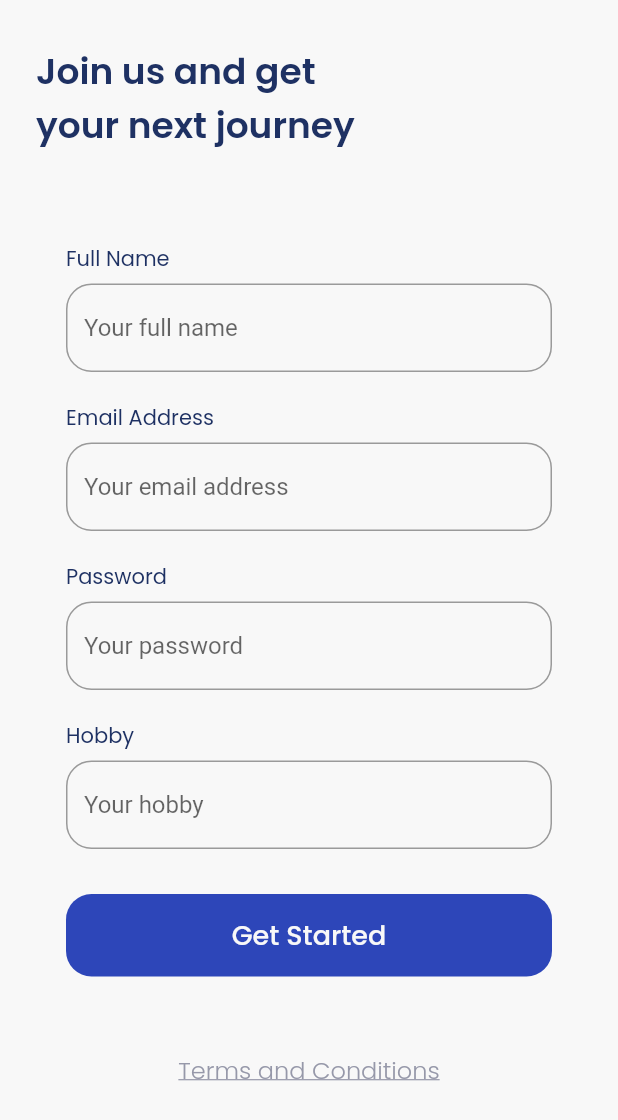
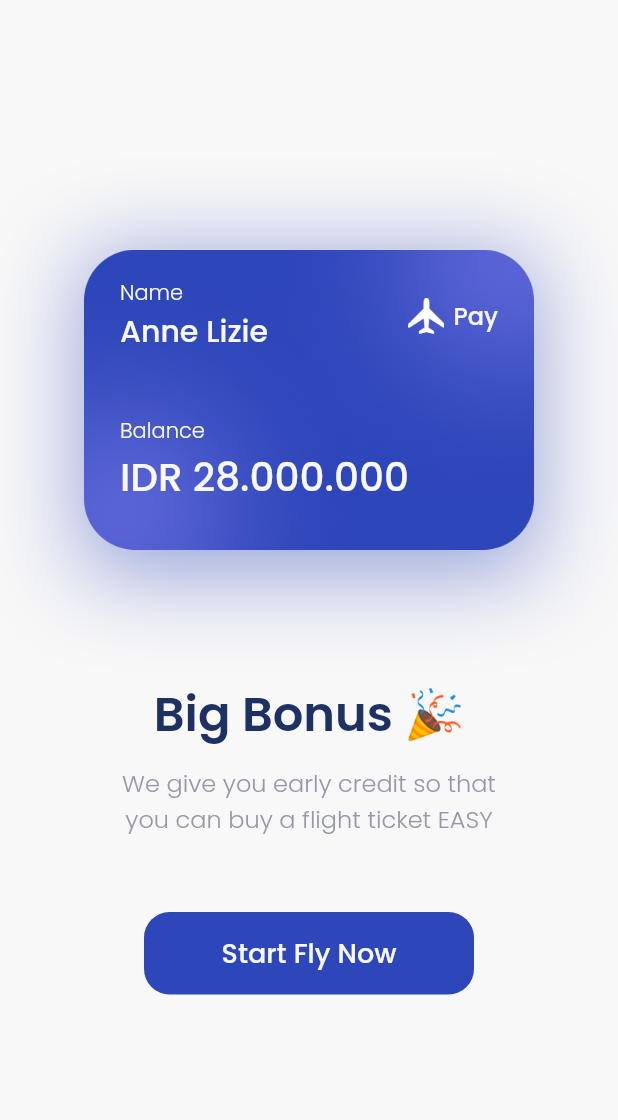
Before and after one commit to saydinaambiya/easyways_app, a Flutter app: the SignUpPage screen opened by its route, after a tap on "Get Started", on a phone screen of 412 x 824 dp. Shown: the top 1120 px of the screen. Run offline on Flutter 3.47's test engine with Material 2 defaults, Android fonts, the phone set to English and light mode, and no system bars; our stand-ins replace google_fonts.

Commit message:
create bonus page

```diff
--- a/lib/main.dart
+++ b/lib/main.dart
@@ -1,3 +1,4 @@
+import 'package:easyplane_app/ui/pages/bonus_page.dart';
 import 'package:easyplane_app/ui/pages/get_started.dart';
 import 'package:easyplane_app/ui/pages/signup_page.dart';
 import 'package:flutter/material.dart';
@@ -16,7 +17,8 @@ class MyApp extends StatelessWidget {
       routes: {
         '/': (context) => const SplashPage(),
         '/getStarted': (context) => const GetStartedPage(),
-        '/signUp': (context) => const SignUpPage(),
+        '/signup': (context) => const SignUpPage(),
+        '/bonus': (context) => const BonusPage(),
       },
     );
   }
--- /dev/null
+++ b/lib/ui/pages/bonus_page.dart
@@ -0,0 +1,165 @@
+import 'package:easyplane_app/shared/theme.dart';
+import 'package:flutter/material.dart';
+
+class BonusPage extends StatelessWidget {
+  const BonusPage({Key? key}) : super(key: key);
+
+  @override
+  Widget build(BuildContext context) {
+    //bonus card
+    Widget bonusCard() {
+      return Container(
+        width: 300,
+        height: 211,
+        padding: EdgeInsets.all(defaultMargin),
+        decoration: BoxDecoration(
+          image: const DecorationImage(
+            image: AssetImage(
+              'assets/images/card_image.png',
+            ),
+          ),
+          boxShadow: [
+            BoxShadow(
+              color: primaryColor.withOpacity(0.5),
+              blurRadius: 50,
+              offset: const Offset(0, 10),
+            ),
+          ],
+        ),
+        child: Column(
+          crossAxisAlignment: CrossAxisAlignment.start,
+          children: [
+            Row(
+              children: [
+                Expanded(
+                  child: Column(
+                    crossAxisAlignment: CrossAxisAlignment.start,
+                    children: [
+                      Text(
+                        'Name',
+                        style: whiteText.copyWith(
+                          fontWeight: light,
+                        ),
+                      ),
+                      Text(
+                        'Anne Lizie',
+                        style: whiteText.copyWith(
+                          fontSize: 20,
+                          fontWeight: medium,
+                        ),
+                        overflow: TextOverflow.ellipsis,
+                      ),
+                    ],
+                  ),
+                ),
+                Container(
+                  width: 24,
+                  height: 24,
+                  margin: const EdgeInsets.only(
+                    right: 6,
+                  ),
+                  decoration: const BoxDecoration(
+                    image: DecorationImage(
+                      image: AssetImage(
+                        'assets/icons/icon_plane.png',
+                      ),
+                    ),
+                  ),
+                ),
+                Text(
+                  'Pay',
+                  style: whiteText.copyWith(
+                    fontSize: 16,
+                    fontWeight: medium,
+                  ),
+                )
+              ],
+            ),
+            const SizedBox(height: 41),
+            Text(
+              'Balance',
+              style: whiteText.copyWith(
+                fontWeight: light,
+              ),
+            ),
+            Text(
+              'IDR 28.000.000',
+              style: whiteText.copyWith(
+                fontSize: 26,
+                fontWeight: medium,
+              ),
+            )
+          ],
+        ),
+      );
+    }
+
+    //title bonus
+    Widget title() {
+      return Container(
+        margin: const EdgeInsets.only(top: 80),
+        child: Text(
+          'Big Bonus 🎉',
+          style: navyText.copyWith(
+            fontSize: 32,
+            fontWeight: semiBold,
+          ),
+        ),
+      );
+    }
+
+    //subtitle bonus
+    Widget subtitle() {
+      return Container(
+        margin: const EdgeInsets.only(top: 10),
+        child: Text(
+          'We give you early credit so that\nyou can buy a flight ticket EASY',
+          style: greyText.copyWith(
+            fontSize: 16,
+            fontWeight: light,
+          ),
+          textAlign: TextAlign.center,
+        ),
+      );
+    }
+
+    //start button
+    Widget startbutton() {
+      return Container(
+        width: 220,
+        height: 55,
+        margin: const EdgeInsets.only(top: 50),
+        child: TextButton(
+            onPressed: () {},
+            style: TextButton.styleFrom(
+                backgroundColor: primaryColor,
+                shape: RoundedRectangleBorder(
+                    borderRadius: BorderRadius.circular(
+                  defaultRadius,
+                ))),
+            child: Text(
+              'Start Fly Now',
+              style: whiteText.copyWith(
+                fontSize: 18,
+                fontWeight: medium,
+              ),
+            )),
+      );
+    }
+
+    return Scaffold(
+      backgroundColor: whiteColor,
+      body: Center(
+        child: Column(
+          mainAxisAlignment: MainAxisAlignment.center,
+          children: [
+            bonusCard(),
+            title(),
+            subtitle(),
+            startbutton(),
+          ],
+        ),
+      ),
+    );
+  }
+}
--- a/lib/ui/pages/get_started.dart
+++ b/lib/ui/pages/get_started.dart
@@ -50,7 +50,7 @@ class GetStartedPage extends StatelessWidget {
                   height: 55,
                   child: TextButton(
                     onPressed: () {
-                      Navigator.pushReplacementNamed(context, '/signUp');
+                      Navigator.pushReplacementNamed(context, '/signup');
                     },
                     style: TextButton.styleFrom(
                         backgroundColor: primaryColor,
--- a/lib/ui/pages/signup_page.dart
+++ b/lib/ui/pages/signup_page.dart
@@ -1,5 +1,4 @@
 import 'package:easyplane_app/shared/theme.dart';
-import 'package:flutter/cupertino.dart';
 import 'package:flutter/material.dart';
 
 class SignUpPage extends StatelessWidget {
@@ -139,11 +138,14 @@ class SignUpPage extends StatelessWidget {
 
       //submit button (getstarted)
       Widget submitButton() {
+        // ignore: sized_box_for_whitespace
         return Container(
           width: double.infinity,
           height: 55,
           child: TextButton(
-            onPressed: () {},
+            onPressed: () {
+              Navigator.pushReplacementNamed(context, '/bonus');
+            },
             style: TextButton.styleFrom(
                 backgroundColor: primaryColor,
                 shape: RoundedRectangleBorder(
--- a/lib/ui/pages/splash_page.dart
+++ b/lib/ui/pages/splash_page.dart
@@ -1,7 +1,6 @@
 import 'dart:async';
 
 import 'package:easyplane_app/shared/theme.dart';
-import 'package:easyplane_app/ui/pages/get_started.dart';
 import 'package:flutter/material.dart';
 
 class SplashPage extends StatefulWidget {
@@ -43,7 +42,7 @@ class _SplashPageState extends State<SplashPage> {
               ),
             ),
             Text(
-              'EASYPLAN',
+              'EASYWAYS',
               style: whiteText.copyWith(
                 fontWeight: medium,
                 fontSize: 32,
--- a/pubspec.yaml
+++ b/pubspec.yaml
@@ -53,7 +53,8 @@ flutter:
 
   # To add assets to your application, add an assets section, like this:
   assets:
-    - assets/
+    - assets/images/
+    - assets/icons/
   # An image asset can refer to one or more resolution-specific "variants", see
   # https://flutter.dev/assets-and-images/#resolution-aware
   # For details regarding adding assets from package dependencies, see
```
